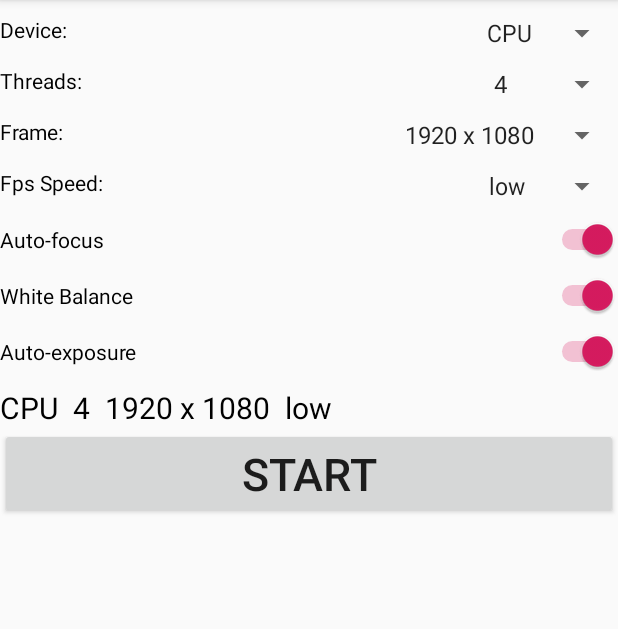
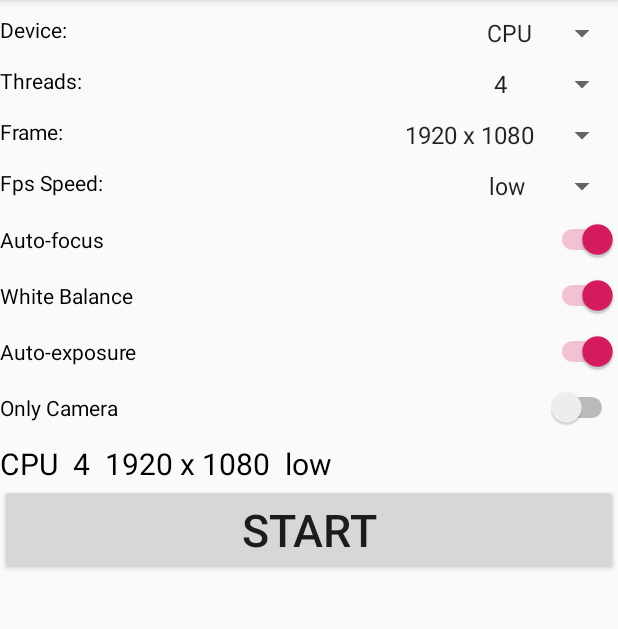
Before and after one commit to ywj7373/Image_Classification, an Android app: the screen it shows after launch (OptionActivity), on a phone screen of 412 x 824 dp, the part 84-713 px from its top. Run offline under Robolectric (Android 15) with nearby library versions, the phone set to English and light mode, and no system bars.

Commit message:
Added Camera only feature

```diff
--- a/app/src/main/java/com/example/imageclassification/OptionActivity.java
+++ b/app/src/main/java/com/example/imageclassification/OptionActivity.java
@@ -26,6 +26,7 @@ public class OptionActivity extends AppCompatActivity implements View.OnClickLis
     private Switch switchAutoFocus;
     private Switch switchAutoExposure;
     private Switch switchWhiteBalance;
+    private Switch switchOnlyCamera;
 
     private Button buttonStart;
 
@@ -34,8 +35,9 @@ public class OptionActivity extends AppCompatActivity implements View.OnClickLis
     private String frame = "1920 x 1080";
     private String fps = "low";
     private Boolean autoFocus = true;
-    private Boolean autoExposure =true;
+    private Boolean autoExposure = true;
     private Boolean autoWhiteBalance = true;
+    private Boolean onlyCamera = false;
 
     @Override
     protected void onCreate(Bundle savedInstanceState) {
@@ -54,6 +56,7 @@ public class OptionActivity extends AppCompatActivity implements View.OnClickLis
         switchAutoExposure = findViewById(R.id.switch_autoExposure);
         switchAutoFocus = findViewById(R.id.switch_autoFocus);
         switchWhiteBalance = findViewById(R.id.switch_whiteBalance);
+        switchOnlyCamera = findViewById(R.id.switch_onlyCamera);
 
         spinnerDevice.setOnItemSelectedListener(this);
         spinnerFrame.setOnItemSelectedListener(this);
@@ -65,6 +68,7 @@ public class OptionActivity extends AppCompatActivity implements View.OnClickLis
         switchWhiteBalance.setChecked(true);
         switchAutoFocus.setChecked(true);
         switchAutoExposure.setChecked(true);
+        switchOnlyCamera.setChecked(false);
 
         switchWhiteBalance.setOnCheckedChangeListener(new CompoundButton.OnCheckedChangeListener() {
             @Override
@@ -85,6 +89,13 @@ public class OptionActivity extends AppCompatActivity implements View.OnClickLis
             public void onCheckedChanged(CompoundButton buttonView, boolean isChecked) {
                 if (isChecked) autoFocus = true;
                 else autoFocus = false;
+            }
+        });
+        switchOnlyCamera.setOnCheckedChangeListener(new CompoundButton.OnCheckedChangeListener() {
+            @Override
+            public void onCheckedChanged(CompoundButton buttonView, boolean isChecked) {
+                if (isChecked) onlyCamera = true;
+                else onlyCamera = false;
             }
         });
 
@@ -111,6 +122,7 @@ public class OptionActivity extends AppCompatActivity implements View.OnClickLis
                 intent.putExtra(MainActivity.EXTRA_AUTOFOCUS, autoFocus);
                 intent.putExtra(MainActivity.EXTRA_AUTOEXPOSURE, autoExposure);
                 intent.putExtra(MainActivity.EXTRA_WHITEBALANCE, autoWhiteBalance);
+                intent.putExtra(MainActivity.EXTRA_ONLYCAMERA, onlyCamera);
                 startActivity(intent);
                 finish();
             }
--- a/app/src/main/res/layout/activity_option.xml
+++ b/app/src/main/res/layout/activity_option.xml
@@ -104,6 +104,14 @@
         android:text="Auto-exposure"
         android:layout_marginTop="10dp"/>
 
+    <Switch
+        android:id="@+id/switch_onlyCamera"
+        android:layout_width="match_parent"
+        android:layout_height="wrap_content"
+        android:text="Only Camera"
+        android:layout_marginTop="10dp"
+        android:checked="false"/>
+
     <RelativeLayout
         android:layout_width="match_parent"
         android:layout_height="wrap_content">
```
Also changed, not shown: app/src/main/java/com/example/imageclassification/MainActivity.java (+8 -1 lines).
